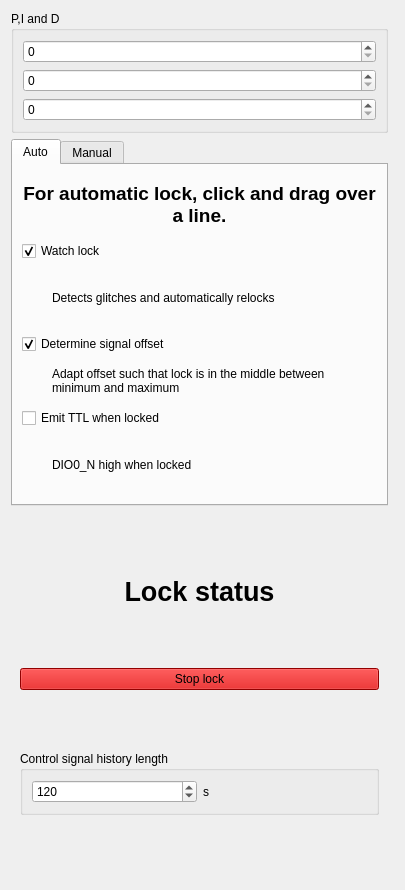
linien-org/linien, file linien/client/ui/locking_panel.ui: the form before one commit.
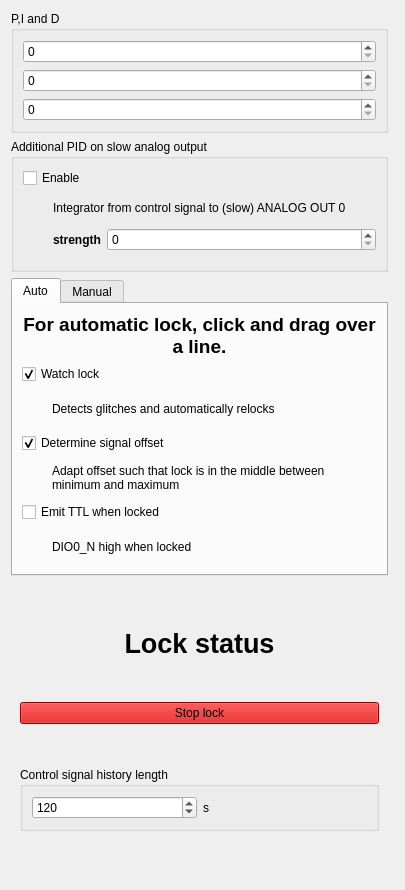
The form after the commit. Custom widgets are drawn as their Qt base class.

Patch:
```diff
--- a/linien/client/ui/locking_panel.ui
+++ b/linien/client/ui/locking_panel.ui
@@ -99,6 +99,85 @@
             <property name="maximum">
              <number>8191</number>
             </property>
+            <property name="singleStep">
+             <number>50</number>
+            </property>
+           </widget>
+          </item>
+         </layout>
+        </widget>
+       </item>
+       <item>
+        <widget class="QGroupBox" name="slow_pid_group">
+         <property name="sizePolicy">
+          <sizepolicy hsizetype="Preferred" vsizetype="Fixed">
+           <horstretch>0</horstretch>
+           <verstretch>0</verstretch>
+          </sizepolicy>
+         </property>
+         <property name="title">
+          <string>Additional PID on slow analog output</string>
+         </property>
+         <layout class="QVBoxLayout" name="verticalLayout_4">
+          <item>
+           <widget class="QCheckBox" name="pid_on_slow_enabled">
+            <property name="text">
+             <string>Enable</string>
+            </property>
+           </widget>
+          </item>
+          <item>
+           <widget class="QLabel" name="label">
+            <property name="text">
+             <string>Integrator from control signal to (slow) ANALOG OUT 0</string>
+            </property>
+            <property name="wordWrap">
+             <bool>true</bool>
+            </property>
+            <property name="indent">
+             <number>30</number>
+            </property>
+           </widget>
+          </item>
+          <item>
+           <widget class="QWidget" name="widget" native="true">
+            <layout class="QHBoxLayout" name="horizontalLayout">
+             <property name="leftMargin">
+              <number>30</number>
+             </property>
+             <property name="topMargin">
+              <number>0</number>
+             </property>
+             <property name="rightMargin">
+              <number>0</number>
+             </property>
+             <item>
+              <widget class="QLabel" name="label_3">
+               <property name="sizePolicy">
+                <sizepolicy hsizetype="Fixed" vsizetype="Preferred">
+                 <horstretch>0</horstretch>
+                 <verstretch>0</verstretch>
+                </sizepolicy>
+               </property>
+               <property name="font">
+                <font>
+                 <weight>75</weight>
+                 <bold>true</bold>
+                </font>
+               </property>
+               <property name="text">
+                <string>strength</string>
+               </property>
+              </widget>
+             </item>
+             <item>
+              <widget class="QSpinBox" name="pid_on_slow_strength">
+               <property name="maximum">
+                <number>8191</number>
+               </property>
+              </widget>
+             </item>
+            </layout>
            </widget>
           </item>
          </layout>
```
Left out of the diff: 6 changed lines with no effect on the pictures.
